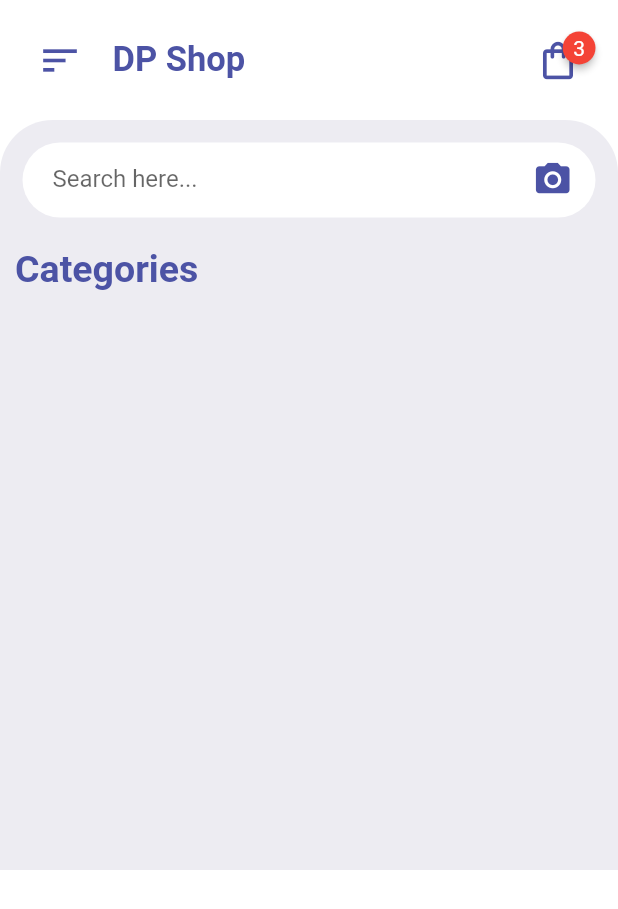
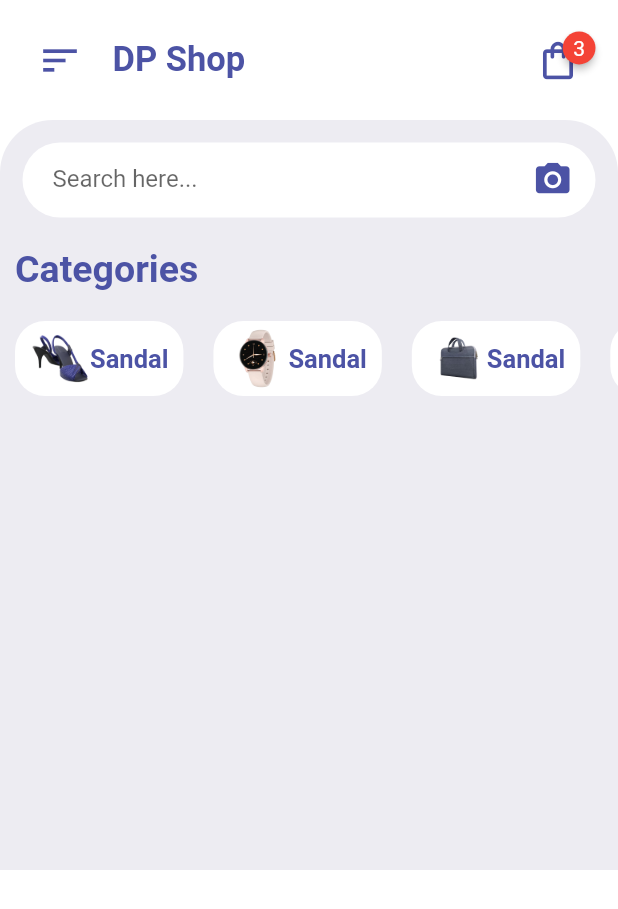
Before and after one commit to pyae-phyoe-naing/shopping_app_ui, a Flutter app: the screen it shows after launch, on a phone screen of 412 x 824 dp. Shown: the top 909 px of the screen. Run offline on Flutter 3.47's test engine with Material 2 defaults, Android fonts, the light colour scheme and no system bars; drawn by our look-alikes of badges.

Commit message:
'category_item_list_ui'

```diff
--- a/lib/pages/home_page.dart
+++ b/lib/pages/home_page.dart
@@ -1,5 +1,6 @@
 import 'package:flutter/material.dart';
 
+import '../widget/categories_item_widget.dart';
 import '../widget/home_app_bar.dart';
 
 class HomePage extends StatelessWidget {
@@ -23,6 +24,7 @@ class HomePage extends StatelessWidget {
             ),
             child: Column(
               children: [
+                // --------- Search Area ------//
                 Container(
                   height: 50,
                   margin: const EdgeInsets.symmetric(horizontal: 15),
@@ -43,7 +45,7 @@ class HomePage extends StatelessWidget {
                               hintText: 'Search here...'),
                         ),
                       ),
-                      Spacer(),
+                      const Spacer(),
                       const Icon(
                         Icons.camera_alt,
                         size: 27,
@@ -62,7 +64,8 @@ class HomePage extends StatelessWidget {
                   color:Color(0xFF4C53A5)),),
                 ),
                 // -------- Category List ----- //
-
+                 const CategoriesItemWidget(),
+                // -------- Product Item List ----- //
               ],
             ),
           )
--- /dev/null
+++ b/lib/widget/categories_item_widget.dart
@@ -0,0 +1,45 @@
+import 'package:flutter/material.dart';
+
+class CategoriesItemWidget extends StatelessWidget {
+  const CategoriesItemWidget({Key? key}) : super(key: key);
+
+  @override
+  Widget build(BuildContext context) {
+    return SingleChildScrollView(
+      scrollDirection: Axis.horizontal,
+      child: Row(
+        children: [
+          for(int i=1;i<8;i++)
+          Container(
+            margin: const EdgeInsets.symmetric(
+              horizontal: 10,
+            ),
+            padding: const EdgeInsets.symmetric(vertical: 5, horizontal: 10),
+            decoration: BoxDecoration(
+              color: Colors.white,
+              borderRadius: BorderRadius.circular(20),
+            ),
+            child: Row(
+              crossAxisAlignment: CrossAxisAlignment.center,
+              children: [
+                Image.asset(
+                  'images/$i.png',
+                  width: 40,
+                  height: 40,
+                ),
+                const Text(
+                  'Sandal',
+                  style: TextStyle(
+                    fontWeight: FontWeight.bold,
+                    fontSize: 17,
+                    color: Color(0xFF4C53A5),
+                  ),
+                ),
+              ],
+            ),
+          ),
+        ],
+      ),
+    );
+  }
+}
--- a/pubspec.yaml
+++ b/pubspec.yaml
@@ -61,8 +61,8 @@ flutter:
   uses-material-design: true
 
   # To add assets to your application, add an assets section, like this:
-  # assets:
-  #   - images/a_dot_burr.jpeg
+  assets:
+    - images/
   #   - images/a_dot_ham.jpeg
 
   # An image asset can refer to one or more resolution-specific "variants", see
```
